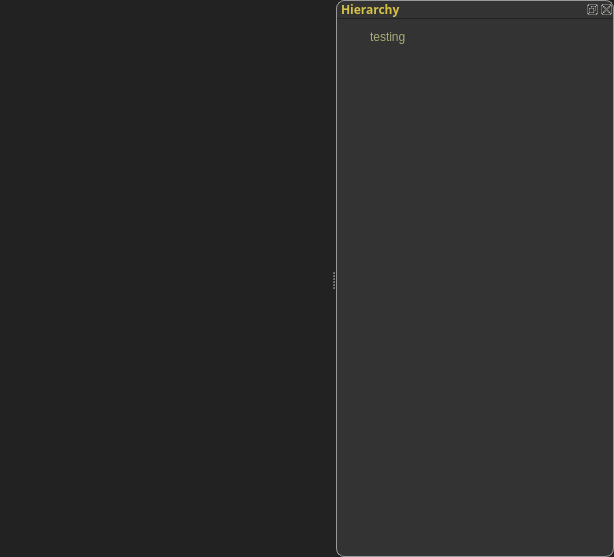
The window that rgQt/rgQt/mainwindow.ui (arielbernal/research) describes before a commit, drawn with Qt 5.
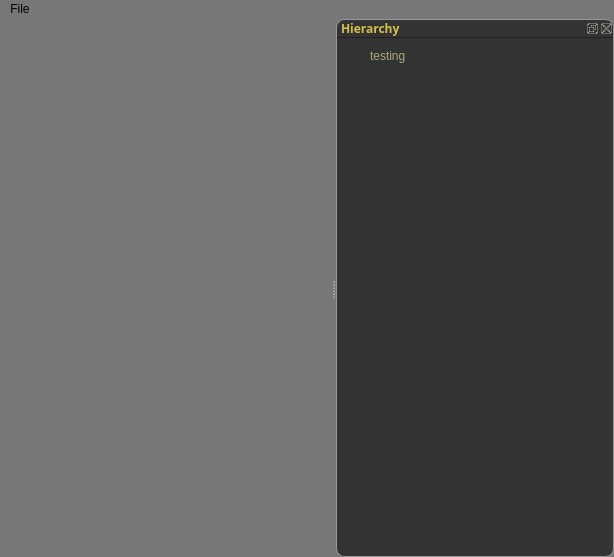
The same window after the commit. Custom widgets are drawn as their Qt base class.

Diff of the .ui file:
```diff
--- a/rgQt/rgQt/mainwindow.ui
+++ b/rgQt/rgQt/mainwindow.ui
@@ -17,7 +17,7 @@
    <string>rgQt</string>
   </property>
   <property name="styleSheet">
-   <string notr="true">background-color: #222222;</string>
+   <string notr="true">background-color: #777777;</string>
   </property>
   <widget class="QWidget" name="centralWidget">
    <property name="maximumSize">
@@ -155,6 +155,217 @@
     </layout>
    </widget>
   </widget>
+  <widget class="QMenuBar" name="menuBar">
+   <property name="geometry">
+    <rect>
+     <x>0</x>
+     <y>0</y>
+     <width>614</width>
+     <height>21</height>
+    </rect>
+   </property>
+   <property name="palette">
+    <palette>
+     <active>
+      <colorrole role="Button">
+       <brush brushstyle="SolidPattern">
+        <color alpha="255">
+         <red>119</red>
+         <green>119</green>
+         <blue>119</blue>
+        </color>
+       </brush>
+      </colorrole>
+      <colorrole role="Base">
+       <brush brushstyle="SolidPattern">
+        <color alpha="255">
+         <red>119</red>
+         <green>119</green>
+         <blue>119</blue>
+        </color>
+       </brush>
+      </colorrole>
+      <colorrole role="Window">
+       <brush brushstyle="SolidPattern">
+        <color alpha="255">
+         <red>119</red>
+         <green>119</green>
+         <blue>119</blue>
+        </color>
+       </brush>
+      </colorrole>
+     </active>
+     <inactive>
+      <colorrole role="Button">
+       <brush brushstyle="SolidPattern">
+        <color alpha="255">
+         <red>119</red>
+         <green>119</green>
+         <blue>119</blue>
+        </color>
+       </brush>
+      </colorrole>
+      <colorrole role="Base">
+       <brush brushstyle="SolidPattern">
+        <color alpha="255">
+         <red>119</red>
+         <green>119</green>
+         <blue>119</blue>
+        </color>
+       </brush>
+      </colorrole>
+      <colorrole role="Window">
+       <brush brushstyle="SolidPattern">
+        <color alpha="255">
+         <red>119</red>
+         <green>119</green>
+         <blue>119</blue>
+        </color>
+       </brush>
+      </colorrole>
+     </inactive>
+     <disabled>
+      <colorrole role="Button">
+       <brush brushstyle="SolidPattern">
+        <color alpha="255">
+         <red>119</red>
+         <green>119</green>
+         <blue>119</blue>
+        </color>
+       </brush>
+      </colorrole>
+      <colorrole role="Base">
+       <brush brushstyle="SolidPattern">
+        <color alpha="255">
+         <red>119</red>
+         <green>119</green>
+         <blue>119</blue>
+        </color>
+       </brush>
+      </colorrole>
+      <colorrole role="Window">
+       <brush brushstyle="SolidPattern">
+        <color alpha="255">
+         <red>119</red>
+         <green>119</green>
+         <blue>119</blue>
+        </color>
+       </brush>
+      </colorrole>
+     </disabled>
+    </palette>
+   </property>
+   <widget class="QMenu" name="menuFile">
+    <property name="palette">
+     <palette>
+      <active>
+       <colorrole role="Button">
+        <brush brushstyle="SolidPattern">
+         <color alpha="255">
+          <red>119</red>
+          <green>119</green>
+          <blue>119</blue>
+         </color>
+        </brush>
+       </colorrole>
+       <colorrole role="Base">
+        <brush brushstyle="SolidPattern">
+         <color alpha="255">
+          <red>119</red>
+          <green>119</green>
+          <blue>119</blue>
+         </color>
+        </brush>
+       </colorrole>
+       <colorrole role="Window">
+        <brush brushstyle="SolidPattern">
+         <color alpha="255">
+          <red>119</red>
+          <green>119</green>
+          <blue>119</blue>
+         </color>
+        </brush>
+       </colorrole>
+      </active>
+      <inactive>
+       <colorrole role="Button">
+        <brush brushstyle="SolidPattern">
+         <color alpha="255">
+          <red>119</red>
+          <green>119</green>
+          <blue>119</blue>
+         </color>
+        </brush>
+       </colorrole>
+       <colorrole role="Base">
+        <brush brushstyle="SolidPattern">
+         <color alpha="255">
+          <red>119</red>
+          <green>119</green>
+          <blue>119</blue>
+         </color>
+        </brush>
+       </colorrole>
+       <colorrole role="Window">
+        <brush brushstyle="SolidPattern">
+         <color alpha="255">
+          <red>119</red>
+          <green>119</green>
+          <blue>119</blue>
+         </color>
+        </brush>
+       </colorrole>
+      </inactive>
+      <disabled>
+       <colorrole role="Button">
+        <brush brushstyle="SolidPattern">
+         <color alpha="255">
+          <red>119</red>
+          <green>119</green>
+          <blue>119</blue>
+         </color>
+        </brush>
+       </colorrole>
+       <colorrole role="Base">
+        <brush brushstyle="SolidPattern">
+         <color alpha="255">
+          <red>119</red>
+          <green>119</green>
+          <blue>119</blue>
+         </color>
+        </brush>
+       </colorrole>
+       <colorrole role="Window">
+        <brush brushstyle="SolidPattern">
+         <color alpha="255">
+          <red>119</red>
+          <green>119</green>
+          <blue>119</blue>
+         </color>
+        </brush>
+       </colorrole>
+      </disabled>
+     </palette>
+    </property>
+    <property name="title">
+     <string>File</string>
+    </property>
+    <addaction name="actionOpen_New_Project"/>
+    <addaction name="separator"/>
+    <addaction name="actionExit"/>
+   </widget>
+   <addaction name="menuFile"/>
+  </widget>
+  <action name="actionOpen_New_Project">
+   <property name="text">
+    <string>Open New Project</string>
+   </property>
+  </action>
+  <action name="actionExit">
+   <property name="text">
+    <string>Exit</string>
+   </property>
+  </action>
  </widget>
  <layoutdefault spacing="6" margin="11"/>
  <customwidgets>
```
